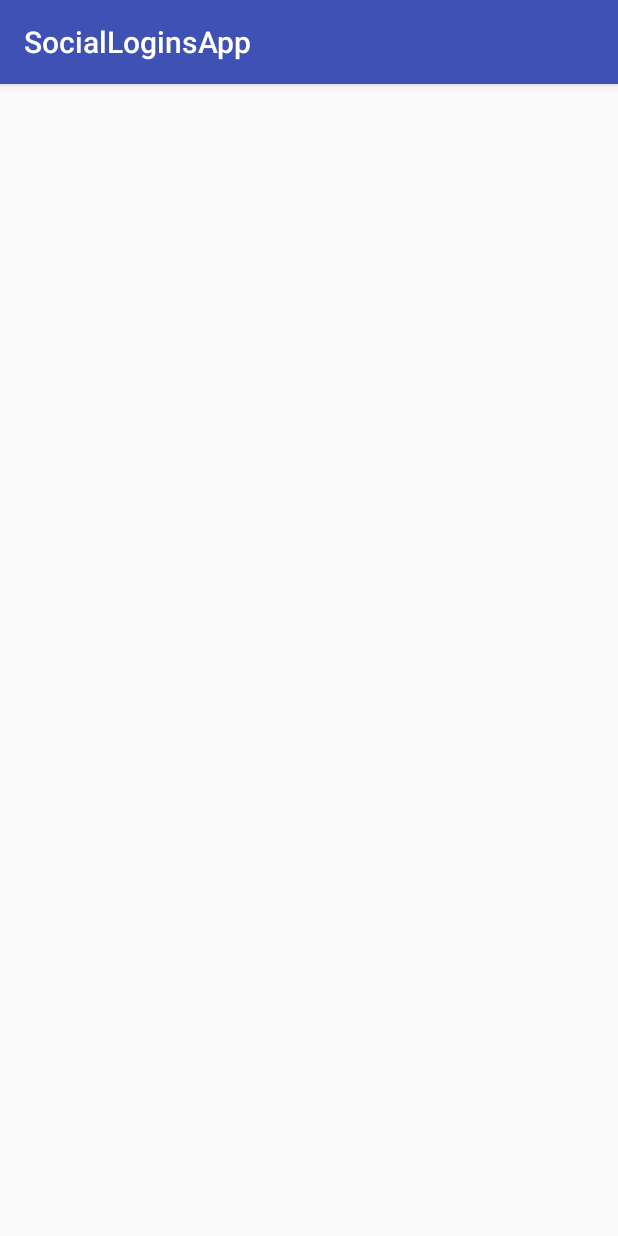
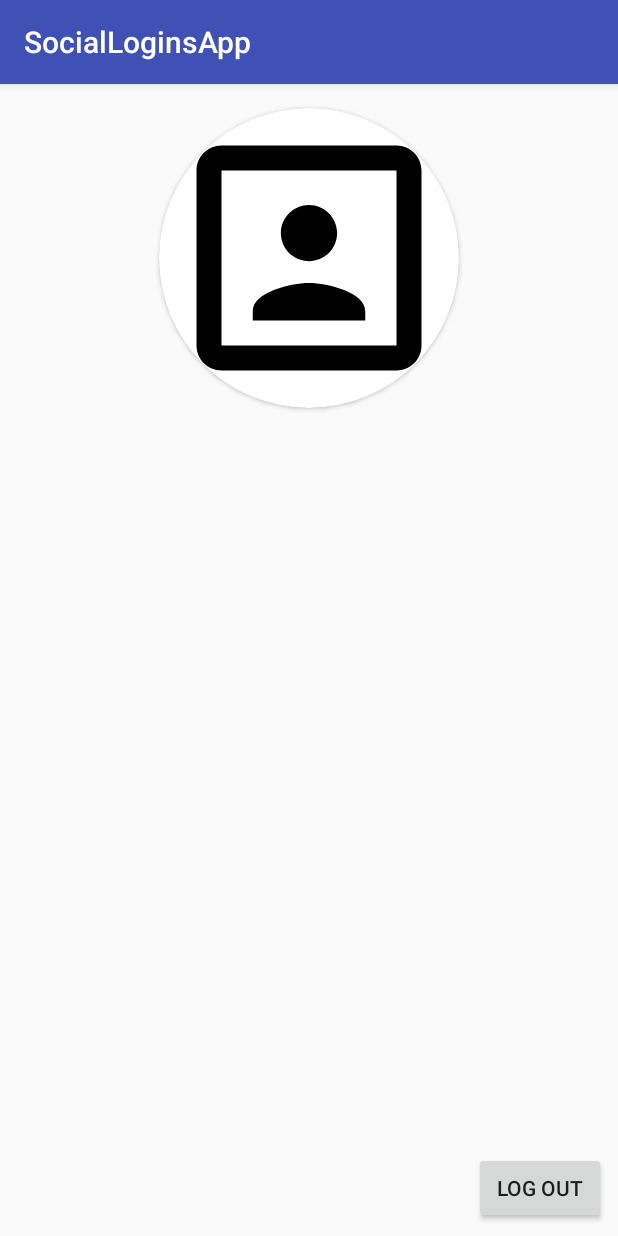
Before and after one commit to Khorosho69/SocialLoginsApp, an Android app: the MainActivity screen opened directly, with no data from a screen before it, on a phone screen of 412 x 824 dp. Run offline under Robolectric (Android 15) with nearby library versions, the phone set to English and light mode, and no system bars; our stand-ins replace Picasso; libraries missing offline, so code that uses them is left out: com.facebook; pictures from the network do not load.

```diff
--- a/app/src/main/AndroidManifest.xml
+++ b/app/src/main/AndroidManifest.xml
@@ -24,12 +24,10 @@
         <activity android:name=".activities.LoginActivity">
             <intent-filter>
                 <action android:name="android.intent.action.MAIN" />
-
                 <category android:name="android.intent.category.LAUNCHER" />
             </intent-filter>
         </activity>
         <activity android:name=".activities.MainActivity">
-
         </activity>
     </application>
 
--- a/app/src/main/java/com/antont/socialloginsapp/activities/MainActivity.java
+++ b/app/src/main/java/com/antont/socialloginsapp/activities/MainActivity.java
@@ -1,15 +1,54 @@
 package com.antont.socialloginsapp.activities;
 
+import android.content.Intent;
 import android.support.v7.app.AppCompatActivity;
 import android.os.Bundle;
+import android.widget.ImageView;
+import android.widget.TextView;
 
 import com.antont.socialloginsapp.R;
+import com.antont.socialloginsapp.models.UserData;
+import com.facebook.AccessToken;
+import com.facebook.GraphRequest;
+import com.squareup.picasso.Picasso;
 
 public class MainActivity extends AppCompatActivity {
+    public static final String ARG_USER_ID = "ARG_USER_ID";
+    public static final String ARG_USER_NAME = "ARG_USER_NAME";
+    public static final String ARG_USER_EMAIL = "ARG_USER_EMAIL";
+    public static final String ARG_USER_PICT_URL = "ARG_USER_PICT_URL";
 
     @Override
     protected void onCreate(Bundle savedInstanceState) {
         super.onCreate(savedInstanceState);
         setContentView(R.layout.activity_main);
+
+        UserData userData = getUserDataFromIntent(getIntent());
+
+        initItems(userData);
     }
+
+    private UserData getUserDataFromIntent(Intent intent) {
+        String userId = intent.getStringExtra(ARG_USER_ID);
+        String userName = intent.getStringExtra(ARG_USER_NAME);
+        String userEmail = intent.getStringExtra(ARG_USER_EMAIL);
+        String userPictUrl = intent.getStringExtra(ARG_USER_PICT_URL);
+
+        return new UserData(userId, userName, userEmail, userPictUrl);
+    }
+
+    private void initItems(UserData data) {
+        ImageView userPict = findViewById(R.id.user_picture_image);
+        Picasso.get()
+                .load(data.getUserImageUrl())
+                .placeholder(R.drawable.ic_portrait_black_24dp)
+                .into( userPict);
+
+        TextView userNameTextView = findViewById(R.id.user_name_text_view);
+        userNameTextView.setText(data.getUserName());
+
+        TextView userEmailTextView = findViewById(R.id.email_text_view);
+        userEmailTextView.setText(data.getUserEmail());
+    }
+
 }
--- /dev/null
+++ b/app/src/main/java/com/antont/socialloginsapp/models/UserData.java
@@ -0,0 +1,32 @@
+package com.antont.socialloginsapp.models;
+
+public class UserData {
+
+    private String mUserId;
+    private String mUserName;
+    private String mUserEmail;
+    private String mUserImageUrl;
+
+    public UserData(String userId, String userName, String userEmail, String userImageUrl) {
+        mUserId = userId;
+        mUserName = userName;
+        mUserEmail = userEmail;
+        mUserImageUrl = userImageUrl;
+    }
+
+    public String getUserId() {
+        return mUserId;
+    }
+
+    public String getUserName() {
+        return mUserName;
+    }
+
+    public String getUserEmail() {
+        return mUserEmail;
+    }
+
+    public String getUserImageUrl() {
+        return mUserImageUrl;
+    }
+}
--- /dev/null
+++ b/app/src/main/res/drawable/ic_portrait_black_24dp.xml
@@ -0,0 +1,9 @@
+<vector xmlns:android="http://schemas.android.com/apk/res/android"
+        android:width="24dp"
+        android:height="24dp"
+        android:viewportWidth="24.0"
+        android:viewportHeight="24.0">
+    <path
+        android:fillColor="#FF000000"
+        android:pathData="M12,12.25c1.24,0 2.25,-1.01 2.25,-2.25S13.24,7.75 12,7.75 9.75,8.76 9.75,10s1.01,2.25 2.25,2.25zM16.5,16.25c0,-1.5 -3,-2.25 -4.5,-2.25s-4.5,0.75 -4.5,2.25L7.5,17h9v-0.75zM19,3L5,3c-1.1,0 -2,0.9 -2,2v14c0,1.1 0.9,2 2,2h14c1.1,0 2,-0.9 2,-2L21,5c0,-1.1 -0.9,-2 -2,-2zM19,19L5,19L5,5h14v14z"/>
+</vector>
--- a/app/src/main/res/layout/activity_main.xml
+++ b/app/src/main/res/layout/activity_main.xml
@@ -6,4 +6,64 @@
     android:layout_height="match_parent"
     tools:context="com.antont.socialloginsapp.activities.MainActivity">
 
+    <android.support.v7.widget.CardView
+        android:id="@+id/cardView"
+        android:layout_width="wrap_content"
+        android:layout_height="wrap_content"
+        android:layout_marginEnd="16dp"
+        android:layout_marginStart="16dp"
+        android:layout_marginTop="16dp"
+        app:cardCornerRadius="100dp"
+        app:layout_constraintEnd_toEndOf="parent"
+        app:layout_constraintStart_toStartOf="parent"
+        app:layout_constraintTop_toTopOf="parent">
+
+        <ImageView
+            android:id="@+id/user_picture_image"
+            android:layout_width="200dp"
+            android:layout_height="200dp"
+            app:layout_constraintBottom_toTopOf="@+id/user_name_text_view"
+            app:layout_constraintEnd_toEndOf="parent"
+            app:layout_constraintStart_toStartOf="parent"
+            app:layout_constraintTop_toTopOf="parent"
+            tools:src="@drawable/ic_launcher_background" />
+    </android.support.v7.widget.CardView>
+
+    <TextView
+        android:id="@+id/user_name_text_view"
+        android:layout_width="match_parent"
+        android:layout_height="wrap_content"
+        android:layout_marginEnd="16dp"
+        android:layout_marginStart="16dp"
+        android:layout_marginTop="16dp"
+        android:gravity="center"
+        android:textSize="24sp"
+        app:layout_constraintEnd_toEndOf="parent"
+        app:layout_constraintStart_toStartOf="parent"
+        app:layout_constraintTop_toBottomOf="@+id/cardView"
+        tools:text="User name" />
+
+    <TextView
+        android:id="@+id/email_text_view"
+        android:layout_width="0dp"
+        android:layout_height="19dp"
+        android:layout_marginEnd="16dp"
+        android:layout_marginStart="16dp"
+        android:layout_marginTop="8dp"
+        android:gravity="center"
+        app:layout_constraintEnd_toEndOf="parent"
+        app:layout_constraintStart_toStartOf="parent"
+        app:layout_constraintTop_toBottomOf="@+id/user_name_text_view"
+        tools:text="Email" />
+
+    <Button
+        android:id="@+id/logout_button"
+        android:layout_width="wrap_content"
+        android:layout_height="wrap_content"
+        android:layout_marginBottom="8dp"
+        android:layout_marginEnd="8dp"
+        android:text="@string/logout_button_text"
+        app:layout_constraintBottom_toBottomOf="parent"
+        app:layout_constraintEnd_toEndOf="parent" />
+
 </android.support.constraint.ConstraintLayout>
--- a/app/src/main/res/values/strings.xml
+++ b/app/src/main/res/values/strings.xml
@@ -7,4 +7,5 @@
 
     <string name="facebook_app_id">198535380752886</string>
     <string name="fb_login_protocol_scheme">fb198535380752886</string>
+    <string name="logout_button_text">Log out</string>
 </resources>
--- a/build.gradle
+++ b/build.gradle
@@ -6,11 +6,13 @@ buildscript {
         google()
         jcenter()
         mavenCentral()
+        maven { url 'https://maven.fabric.io/public' }
     }
     dependencies {
         classpath 'com.android.tools.build:gradle:3.0.1'
 
-        classpath 'com.google.gms:google-services:1.5.0'
+        classpath 'com.google.gms:google-services:3.1.0'
+        classpath 'io.fabric.tools:gradle:1.22.1'
         // NOTE: Do not place your application dependencies here; they belong
         // in the individual module build.gradle files
     }
@@ -20,6 +22,8 @@ allprojects {
     repositories {
         google()
         jcenter()
+
+        maven { url 'https://maven.fabric.io/public' }
     }
 }
 
```
Also changed, not shown: app/build.gradle (+9 -1 lines), app/src/main/java/com/antont/socialloginsapp/activities/LoginActivity.java (+56 -13 lines), app/src/main/java/com/antont/socialloginsapp/utils/Utils.java (added, +68 -0 lines).
